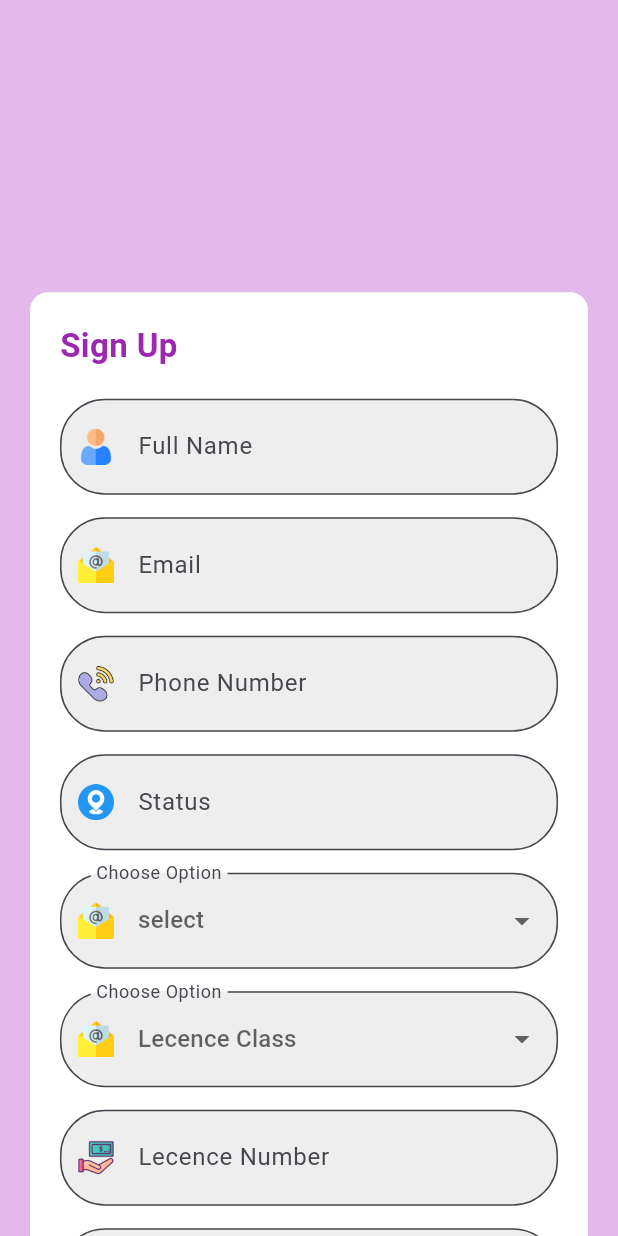
After one commit to Mugilangwa/logsync, a Flutter app: the DriverRegistration screen opened by its route, on a phone screen of 412 x 824 dp. The commit adds this screen. Run offline on Flutter 3.47's test engine with Material 3 defaults, Android fonts, the light colour scheme and no system bars; our stand-ins replace go_router.

Commit message:
addition of driver registration

```diff
--- a/lib/main.dart
+++ b/lib/main.dart
@@ -1,7 +1,8 @@
 import 'package:flutter/material.dart';
 import 'package:go_router/go_router.dart';
+import 'package:logisync_mobile/views/account/driverRegistration.dart';
 import 'package:logisync_mobile/views/account/login.dart';
-import 'package:logisync_mobile/views/account/register.dart';
+import 'package:logisync_mobile/views/account/customerregistration.dart';
 import 'package:logisync_mobile/views/customer/home.dart';
 import 'package:logisync_mobile/views/account/welcome.dart';
 void main() {
@@ -42,9 +43,9 @@ class MyApp extends StatelessWidget {
               },
            ),
            GoRoute(
-            path: '/account/register',
+            path: '/account/customerregistration',
             builder: (context, state){
-              return Register();
+              return CustomerRegistation();
             },
 
            ),
@@ -52,7 +53,14 @@ class MyApp extends StatelessWidget {
             path:'/customer/home',
             builder: (context, state) {
               return const Home();
-            })
+            }
+            ),
+            GoRoute(
+            path:'/account/driverregistration',
+            builder: (context, state) {
+              return DriverRegistration();
+            }
+            )
             // GoRoute(
             //   path: '/driver/home',
             //   builder: (context,state){
--- a/lib/views/account/register.dart
+++ b/lib/views/account/customerregistration.dart
@@ -3,10 +3,10 @@ import 'package:go_router/go_router.dart';
 import 'package:logisync_mobile/views/customer/current.dart';
 
 
-class Register extends StatelessWidget {
+class CustomerRegistation extends StatelessWidget {
   final _registerFormKey = GlobalKey<FormState>();
 
-  Register({super.key});
+  CustomerRegistation({super.key});
 
   @override
   Widget build(BuildContext context) {
--- /dev/null
+++ b/lib/views/account/driverregistration.dart
@@ -0,0 +1,341 @@
+import 'package:flutter/material.dart';
+import 'package:go_router/go_router.dart';
+import 'package:logisync_mobile/views/customer/current.dart';
+
+class DriverRegistration extends StatefulWidget {
+  const DriverRegistration({super.key});
+  @override
+  _DriverregistrationState createState() => _DriverregistrationState();
+}
+
+class _DriverregistrationState extends State<DriverRegistration> {
+  final _registerFormKey = GlobalKey<FormState>();
+  String? _selectedValue;
+   String? _classtypeValue;
+
+  @override
+  Widget build(BuildContext context) {
+    return Scaffold(
+      backgroundColor: const Color.fromARGB(255, 227, 185, 235),
+      body: Column(
+        children: [
+          Expanded(flex: 2, child: Container()),
+          Expanded(
+            flex: 8,
+            child: ScrollConfiguration(
+              behavior: NoScrollbarBehavior(),
+              child: SingleChildScrollView(
+                child: Center(
+                    child: Column(
+                  mainAxisAlignment: MainAxisAlignment.center,
+                  children: [
+                    const SizedBox(height: 30), // Space before the form
+
+                    // Form Container
+                    Container(
+                      margin: const EdgeInsets.symmetric(horizontal: 20),
+                      padding: const EdgeInsets.all(20),
+                      decoration: BoxDecoration(
+                        color: Colors.white,
+                        borderRadius: BorderRadius.circular(12),
+                      ),
+                      child: Form(
+                          key: _registerFormKey,
+                          child: Column(
+                              crossAxisAlignment: CrossAxisAlignment.start,
+                              children: [
+                                const Text(
+                                  "Sign Up",
+                                  style: TextStyle(
+                                    fontSize: 22,
+                                    fontWeight: FontWeight.bold,
+                                    color: Colors.purple,
+                                  ),
+                                ),
+                                const SizedBox(height: 20),
+                                TextFormField(
+                                  decoration: InputDecoration(
+                                      labelText: 'Full Name',
+                                      filled: true,
+                                      fillColor: Colors.grey[200],
+                                      border: OutlineInputBorder(
+                                        borderRadius: BorderRadius.circular(30),
+                                        borderSide: const BorderSide(
+                                            color: Colors.purple),
+                                      ),
+                                      contentPadding:
+                                          const EdgeInsets.symmetric(
+                                              vertical: 20, horizontal: 20),
+                                      prefixIcon: Padding(
+                                          padding: const EdgeInsets.all(12.0),
+                                          child: Image.asset(
+                                            'assets/icon/user.png', // Your icon image path
+                                            height: 20,
+                                            width: 20,
+                                          ))),
+                                ),
+                                const SizedBox(height: 15),
+                                TextFormField(
+                                  keyboardType: TextInputType.emailAddress,
+                                  decoration: InputDecoration(
+                                      labelText: 'Email',
+                                      filled: true,
+                                      fillColor: Colors.grey[200],
+                                      border: OutlineInputBorder(
+                                        borderRadius: BorderRadius.circular(30),
+                                        borderSide: const BorderSide(
+                                            color: Colors.purple),
+                                      ),
+                                      contentPadding:
+                                          const EdgeInsets.symmetric(
+                                              vertical: 20, horizontal: 20),
+                                      prefixIcon: Padding(
+                                          padding: const EdgeInsets.all(12.0),
+                                          child: Image.asset(
+                                            'assets/icons/email.png', // Your icon image path
+                                            height: 20,
+                                            width: 20,
+                                          ))),
+                                ),
+                                const SizedBox(height: 15),
+                                TextFormField(
+                                  keyboardType: TextInputType.phone,
+                                  decoration: InputDecoration(
+                                      labelText: 'Phone Number',
+                                      filled: true,
+                                      fillColor: Colors.grey[200],
+                                      border: OutlineInputBorder(
+                                        borderRadius: BorderRadius.circular(30),
+                                        borderSide: const BorderSide(
+                                            color: Colors.purple),
+                                      ),
+                                      contentPadding:
+                                          const EdgeInsets.symmetric(
+                                              vertical: 20, horizontal: 20),
+                                      prefixIcon: Padding(
+                                          padding: const EdgeInsets.all(12.0),
+                                          child: Image.asset(
+                                            'assets/icons/phone.png', // Your icon image path
+                                            height: 20,
+                                            width: 20,
+                                          ))),
+                                ),
+                                const SizedBox(height: 15),
+                                TextFormField(
+                                  keyboardType: TextInputType.text,
+                                  decoration: InputDecoration(
+                                      labelText: 'Status',
+                                      filled: true,
+                                      fillColor: Colors.grey[200],
+                                      border: OutlineInputBorder(
+                                        borderRadius: BorderRadius.circular(30),
+                                        borderSide: const BorderSide(
+                                            color: Colors.purple),
+                                      ),
+                                      contentPadding:
+                                          const EdgeInsets.symmetric(
+                                              vertical: 20, horizontal: 20),
+                                      prefixIcon: Padding(
+                                          padding: const EdgeInsets.all(12.0),
+                                          child: Image.asset(
+                                            'assets/icons/location.png', // Your icon image path
+                                            height: 20,
+                                            width: 20,
+                                          ))),
+                                ),
+                                const SizedBox(height: 15),
+                                DropdownButtonFormField<String>(
+                                  value: _selectedValue,
+                                  hint: const Text('select'),
+                                  items: <String>[
+                                    'Single',
+                                    'marriage',
+                                    'Student'
+                                  ].map((String value) {
+                                    return DropdownMenuItem<String>(
+                                      value: value,
+                                      child: Text(value),
+                                    );
+                                  }).toList(),
+                                  onChanged: (String? newValue) {
+                                    setState(() {
+                                      _selectedValue = newValue!;
+                                    });
+                                  },
+                                  validator: (value) {
+                                    if (value == null || value.isEmpty) {
+                                      return 'Please select an option';
+                                    }
+                                    return null;
+                                  },
+                                  decoration: InputDecoration(
+                                      labelText: 'Choose Option',
+                                      filled: true,
+                                      fillColor: Colors.grey[200],
+                                      border: OutlineInputBorder(
+                                        borderRadius: BorderRadius.circular(30),
+                                        borderSide: const BorderSide(
+                                            color: Colors.purple),
+                                      ),
+                                      contentPadding:
+                                          const EdgeInsets.symmetric(
+                                              vertical: 20, horizontal: 20),
+                                      prefixIcon: Padding(
+                                          padding: const EdgeInsets.all(12.0),
+                                          child: Image.asset(
+                                            'assets/icons/email.png', // Your icon image path
+                                            height: 20,
+                                            width: 20,
+                                          ))),
+                                ),
+                                const SizedBox(height: 15),
+                                DropdownButtonFormField<String>(
+                                  value: _classtypeValue,
+                                  hint: const Text('Lecence Class'),
+                                  items: <String>[
+                                    'Class A',
+                                    'Class B',
+                                    'Class C',
+                                    'Class D',
+                                    'Class E',
+                                  ].map((String value) {
+                                    return DropdownMenuItem<String>(
+                                      value: value,
+                                      child: Text(value),
+                                    );
+                                  }).toList(),
+                                  onChanged: (String? newValue) {
+                                    setState(() {
+                                      _classtypeValue = newValue!;
+                                    });
+                                  },
+                                  validator: (value) {
+                                    if (value == null || value.isEmpty) {
+                                      return 'Please select an option';
+                                    }
+                                    return null;
+                                  },
+                                  decoration: InputDecoration(
+                                      labelText: 'Choose Option',
+                                      filled: true,
+                                      fillColor: Colors.grey[200],
+                                      border: OutlineInputBorder(
+                                        borderRadius: BorderRadius.circular(30),
+                                        borderSide: const BorderSide(
+                                            color: Colors.purple),
+                                      ),
+                                      contentPadding:
+                                          const EdgeInsets.symmetric(
+                                              vertical: 20, horizontal: 20),
+                                      prefixIcon: Padding(
+                                          padding: const EdgeInsets.all(12.0),
+                                          child: Image.asset(
+                                            'assets/icons/email.png', // Your icon image path
+                                            height: 20,
+                                            width: 20,
+                                          ))),
+                                ),
+                                const SizedBox(height: 15),
+                                TextFormField(
+                                  keyboardType: TextInputType.text,
+                                  decoration: InputDecoration(
+                                      labelText: 'Lecence Number',
+                                      filled: true,
+                                      fillColor: Colors.grey[200],
+                                      border: OutlineInputBorder(
+                                        borderRadius: BorderRadius.circular(30),
+                                        borderSide: const BorderSide(
+                                            color: Colors.purple),
+                                      ),
+                                      contentPadding:
+                                          const EdgeInsets.symmetric(
+                                              vertical: 20, horizontal: 20),
+                                      prefixIcon: Padding(
+                                          padding: const EdgeInsets.all(12.0),
+                                          child: Image.asset(
+                                            'assets/icon/cash-on-delivery.png', // Your icon image path
+                                            height: 20,
+                                            width: 20,
+                                          ))),
+                                ),
+                                const SizedBox(height: 15),
+                                TextFormField(
+                                  obscureText: true,
+                                  decoration: InputDecoration(
+                                      labelText: 'Password',
+                                      filled: true,
+                                      fillColor: Colors.grey[200],
+                                      border: OutlineInputBorder(
+                                        borderRadius: BorderRadius.circular(30),
+                                        borderSide: const BorderSide(
+                                            color: Colors.purple),
+                                      ),
+                                      contentPadding:
+                                          const EdgeInsets.symmetric(
+                                              vertical: 20, horizontal: 20),
+                                      suffixIcon:
+                                          const Icon(Icons.visibility_off),
+                                      prefixIcon: Padding(
+                                          padding: const EdgeInsets.all(12.0),
+                                          child: Image.asset(
+                                            'assets/icon/3d-unlocked.png', // Your icon image path
+                                            height: 20,
+                                            width: 20,
+                                          ))),
+                                  validator: (value) {
+                                    if (value == null || value.isEmpty) {
+                                      return 'Please Enter Your Password';
+                                    }
+                                    return null;
+                                  },
+                                ),
+                                const SizedBox(height: 30),
+                                Center(
+                                  child: ElevatedButton(
+                                    onPressed: () {
+                                      context.go('/customer/home');
+                                    },
+                                    style: ElevatedButton.styleFrom(
+                                      padding: const EdgeInsets.symmetric(
+                                          horizontal: 80, vertical: 20),
+                                      shape: RoundedRectangleBorder(
+                                        borderRadius: BorderRadius.circular(30),
+                                      ),
+                                      backgroundColor: Colors.purple,
+                                    ),
+                                    child: const Text(
+                                      "SIGN UP",
+                                      style: TextStyle(
+                                          fontSize: 16,
+                                          color: Color.fromARGB(
+                                              210, 247, 246, 240)),
+                                    ),
+                                  ),
+                                ),
+                                const SizedBox(height: 20),
+                                Center(
+                                  child: InkWell(
+                                    onTap: () {
+                                      context.go('/account/login');
+                                    },
+                                    child: const Text(
+                                      'Already Have Account? Login Here',
+                                      style: TextStyle(
+                                          decoration: TextDecoration.underline,
+                                          fontSize: 14,
+                                          fontWeight: FontWeight.bold),
+                                    ),
+                                  ),
+                                )
+                              ])),
+                    ),
+                  ],
+                )),
+              ),
+            ),
+          )
+        ],
+      ),
+    );
+  }
+}
--- a/lib/views/account/login.dart
+++ b/lib/views/account/login.dart
@@ -200,10 +200,47 @@ class Login extends StatelessWidget {
                         ),
                         Center(
                           child: InkWell(
-                            onTap: () {
-                              context.go('/account/register');
-                            },
-                            child: const Text(
+
+                           onTap: () {
+  showDialog(
+    context: context,
+    builder: (BuildContext context) {
+      return AlertDialog(
+        title: const Text(
+          'Hi Welcome, Please Tell Us You Want to Register as',
+          style: TextStyle(fontSize: 15),
+        ),
+        content: Row(
+          mainAxisAlignment: MainAxisAlignment.spaceEvenly,
+          children: [
+            ElevatedButton(
+              onPressed: () {
+                Navigator.of(context).pop();
+          context.go('/account/customerregistration');
+                        },
+              child: const Text(
+                'Customer',
+                style: TextStyle(fontSize: 15, fontWeight: FontWeight.bold),
+              ),
+            ),
+            ElevatedButton(
+              onPressed: () {
+                Navigator.of(context).pop();
+                context.go('/account/driverregistration');
+
+              },
+              child: const Text(
+                'Driver',
+                style: TextStyle(fontSize: 15, fontWeight: FontWeight.bold),
+              ),
+            ),
+          ],
+        ),
+      );
+    },
+  );
+},
+ child: const Text(
                               "Don't Have Account? Register Here",
                               style: TextStyle(
                                 fontSize: 15,
--- a/lib/views/customer/homepage.dart
+++ b/lib/views/customer/homepage.dart
@@ -1,4 +1,4 @@
-import 'dart:ui';
+
 
 import 'package:flutter/material.dart';
 
--- a/lib/views/customer/prerequests.dart
+++ b/lib/views/customer/prerequests.dart
@@ -263,8 +263,8 @@ final List<CarType> cartypes = [
               padding: const EdgeInsets.symmetric(horizontal: 20, vertical: 4),
               child: TextFormField(
                 decoration: InputDecoration(
-                  labelText: 'Cargo Type',
-                  hintText: 'Enter cargo type',
+                  labelText: 'Reference Number',
+                  hintText: 'Enter Reference Number of a cargo',
                   filled: true,
                   fillColor: Colors.white,
                   border: OutlineInputBorder(
```
Also changed, not shown: lib/views/account/damp.dart (deleted, +0 -222 lines).
